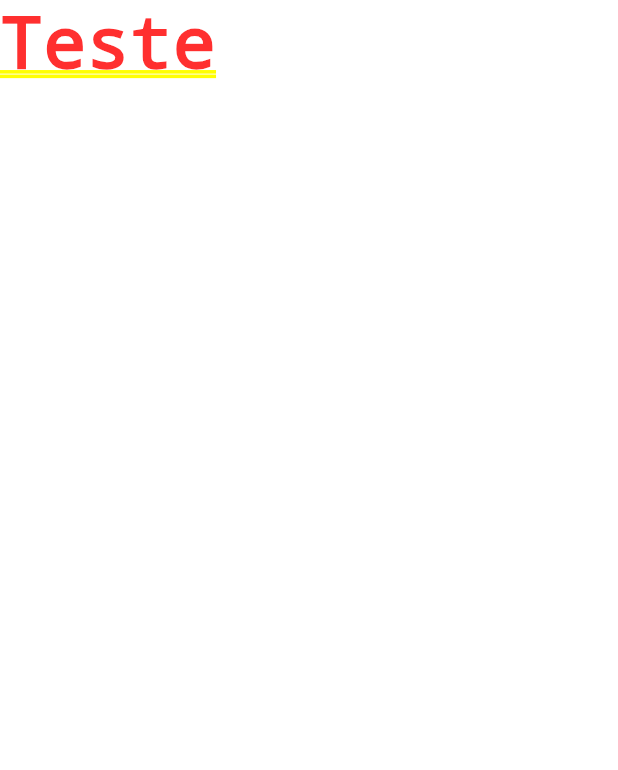
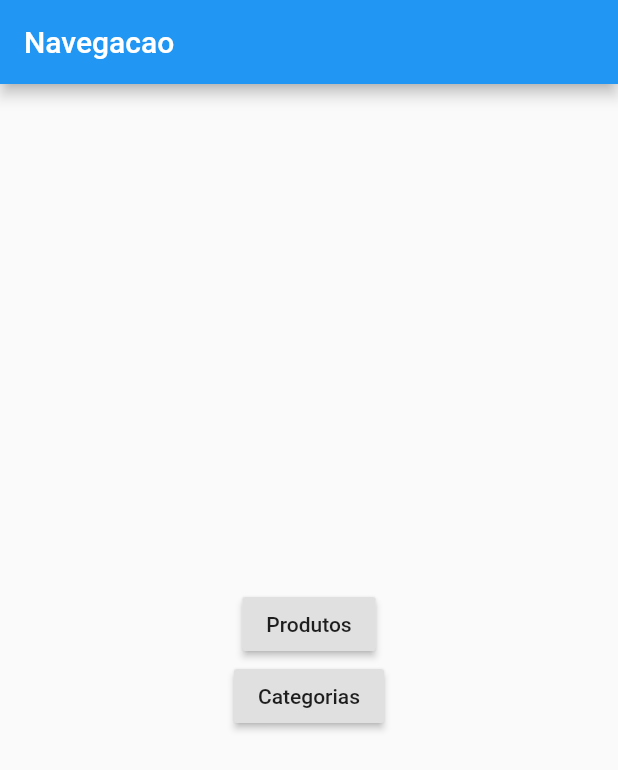
Before and after one commit to devbridgelabs/Primeiro-App-Flutter, a Flutter app: the screen it shows after launch, on a phone screen of 412 x 824 dp. Shown: the top 770 px of the screen. Run offline on Flutter 3.47's test engine with Material 2 defaults, Android fonts, the light colour scheme and no system bars.

Commit message:
Navegação por botões

```diff
--- /dev/null
+++ b/lib/home_botoes.dart
@@ -0,0 +1,53 @@
+// ignore_for_file: deprecated_member_use
+
+import 'package:flutter/material.dart';
+import 'package:teste/paginas/categorias_page.dart';
+import 'package:teste/paginas/produtos_page.dart';
+
+class HomeBotoes extends StatelessWidget {
+  const HomeBotoes({Key? key}) : super(key: key);
+
+  @override
+  Widget build(BuildContext context) {
+    return Scaffold(
+      appBar: AppBar(
+        title: const Text('Navegacao'),
+      ),
+      body: Container(
+        width: double.infinity,
+        child: Column(
+          crossAxisAlignment: CrossAxisAlignment.center,
+          mainAxisAlignment: MainAxisAlignment.center,
+          // ignore: prefer_const_literals_to_create_immutables
+          children: [
+            RaisedButton(
+              onPressed: () {
+                // Navigator.of(context).push(MaterialPageRoute(
+                //   builder: (context) => ProdutosPage(),
+                // ));
+                // Navigator.of(context).pushAndRemoveUntil(
+                //     MaterialPageRoute(
+                //       builder: (context) => ProdutosPage(),
+                //     ),
+                //     (route) => false);
+
+                Navigator.of(context).pushNamed('/produtos');
+                Navigator.of(context).pushNamedAndRemoveUntil(
+                  '/produtos',
+                  ModalRoute.withName('/'),
+                );
+              },
+              child: Text('Produtos'),
+            ),
+            RaisedButton(
+              onPressed: () {
+                Navigator.of(context).pushNamed('/categorias');
+              },
+              child: Text('Categorias'),
+            ),
+          ],
+        ),
+      ),
+    );
+  }
+}
--- a/lib/main.dart
+++ b/lib/main.dart
@@ -1,10 +1,15 @@
 import 'package:flutter/material.dart';
+import 'package:teste/home2_page.dart';
+import 'package:teste/home_botoes.dart';
 import 'package:teste/home_page.dart';
+import 'package:teste/paginas/categorias_page.dart';
+import 'package:teste/paginas/produtos_page.dart';
 
 void main() {
-  runApp(MaterialApp(
-    home: HomePage(),
-  ));
+  runApp(MaterialApp(home: HomeBotoes(), routes: {
+    '/produtos': (_) => ProdutosPage(),
+    '/categorias': (_) => CategoriasPage()
+  }));
 }
 
 class MyApp extends StatelessWidget {
```
Also changed, not shown: lib/home2_page.dart (added, +35 -0 lines), lib/home_page.dart (+70 -2 lines), lib/paginas/categorias_page.dart (added, +15 -0 lines), lib/paginas/produtos_page.dart (added, +28 -0 lines).
